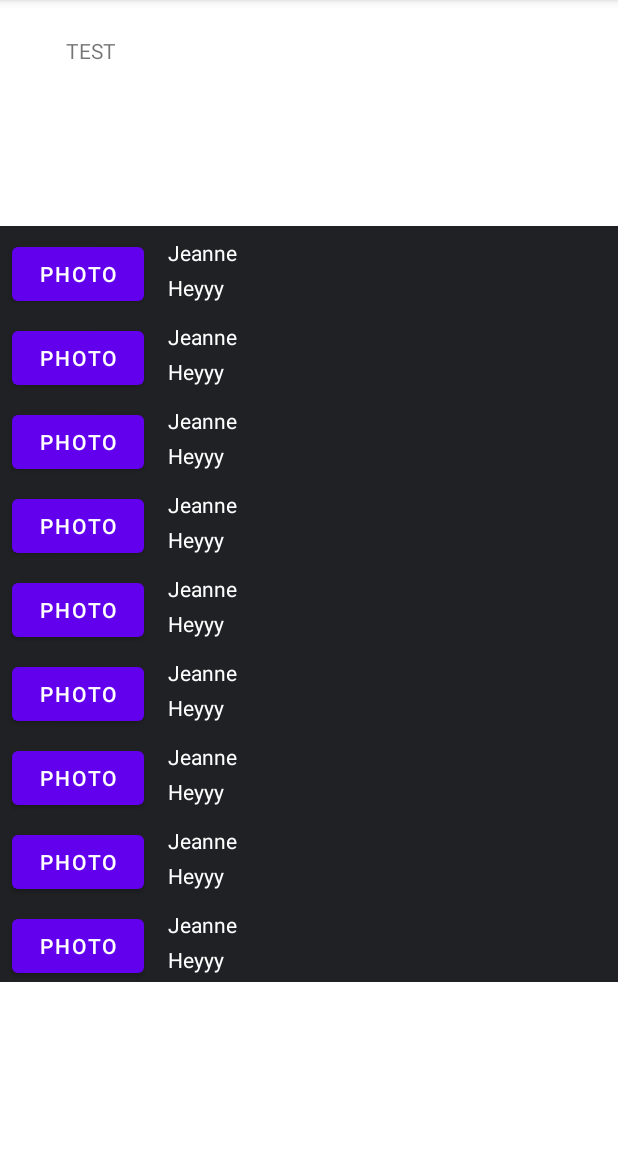
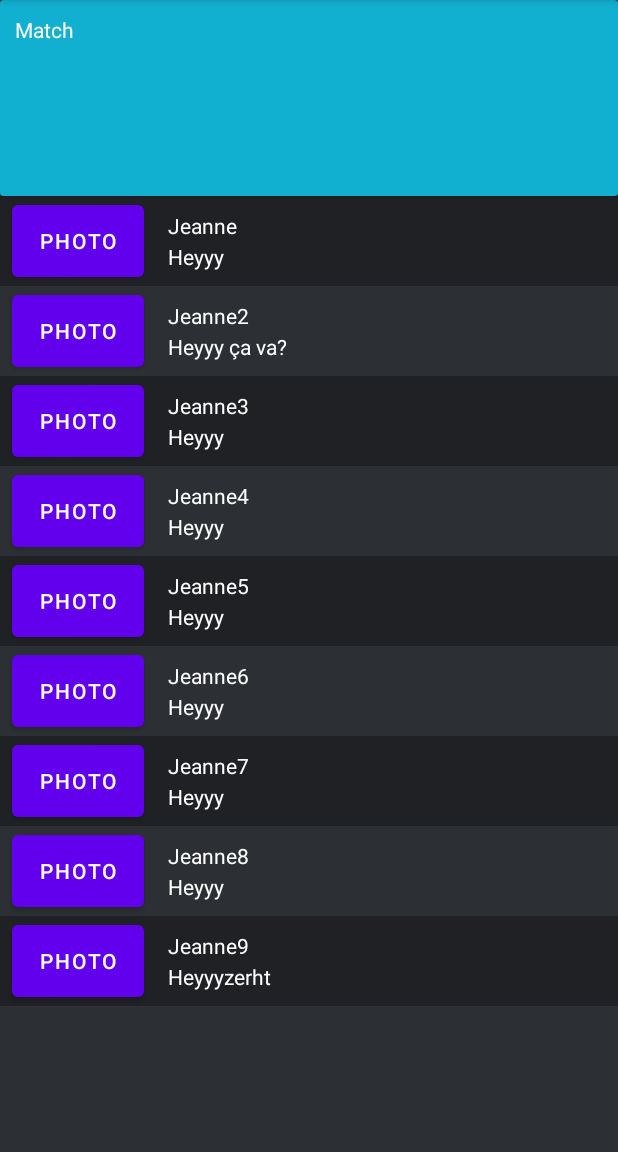
Before and after one commit to Lootin-IGM/Front, an Android app: the screen it shows after launch (ChatManagerActivity), on a phone screen of 412 x 824 dp, the part 84-1236 px from its top. Run offline under Robolectric (Android 15) with nearby library versions, the phone set to English and light mode, and no system bars; libraries missing offline, so code that uses them is left out: iammert.com.expandablelib; plain views replace ExpandableLayout; 6 statements that could not run were skipped.

Commit message:
feat: matches recyclerView. (next step: adding CircleView to each recyclerView)

```diff
--- a/app/src/main/java/fr/uge/lootin/chat_manager/ChatManagerActivity.kt
+++ b/app/src/main/java/fr/uge/lootin/chat_manager/ChatManagerActivity.kt
@@ -22,18 +22,27 @@ class ChatManagerActivity : AppCompatActivity() {
 
         val list_messages = ArrayList<PreviewMessage>()
         list_messages.add(PreviewMessage("Heyyy", "Jeanne"))
-        list_messages.add(PreviewMessage("Heyyy", "Jeanne2"))
+        list_messages.add(PreviewMessage("Heyyy ça va?", "Jeanne2"))
         list_messages.add(PreviewMessage("Heyyy", "Jeanne3"))
         list_messages.add(PreviewMessage("Heyyy", "Jeanne4"))
         list_messages.add(PreviewMessage("Heyyy", "Jeanne5"))
         list_messages.add(PreviewMessage("Heyyy", "Jeanne6"))
         list_messages.add(PreviewMessage("Heyyy", "Jeanne7"))
         list_messages.add(PreviewMessage("Heyyy", "Jeanne8"))
-        list_messages.add(PreviewMessage("Heyyy", "Jeanne9"))
+        list_messages.add(PreviewMessage("Heyyyzerht", "Jeanne9"))
         val previewMessagesAdapter = PreviewMessageAdapter(list_messages)
         var recyclerViewMessagePreview : RecyclerView = findViewById(R.id.previewMessagesId)
         recyclerViewMessagePreview.adapter = previewMessagesAdapter
         recyclerViewMessagePreview.layoutManager = GridLayoutManager(this, 1, RecyclerView.VERTICAL, false)
+
+        val list_matches = ArrayList<Match>()
+        for(i in 0..10)
+            list_matches.add(Match())
+        val matchesAdapter = MatchAdapter(list_matches)
+        var recyclerViewMatches : RecyclerView = findViewById(R.id.matchRecyclerView)
+        recyclerViewMatches.adapter = matchesAdapter
+        recyclerViewMatches.layoutManager = GridLayoutManager(this, 1, RecyclerView.HORIZONTAL, false)
+
     }
 
 
--- a/app/src/main/java/fr/uge/lootin/chat_manager/PreviewMessageAdapter.kt
+++ b/app/src/main/java/fr/uge/lootin/chat_manager/PreviewMessageAdapter.kt
@@ -27,14 +27,6 @@ class PreviewMessageAdapter (private var previewMessages: ArrayList<PreviewMessa
         val vh = ViewHolder(
                 LayoutInflater.from(parent.context).inflate(R.layout.preview_message_layout, parent, false)
         )
-        var color: Int
-        if (i % 2 == 0) {
-            color = Color.parseColor("#1F2124")
-        }
-        else {
-            color = Color.parseColor("#2C2F33")
-        }
-        vh.update(previewMessages.get(i).message, previewMessages.get(i).sender, color)
         return vh
     }
 
@@ -44,5 +36,14 @@ class PreviewMessageAdapter (private var previewMessages: ArrayList<PreviewMessa
 
     override fun onBindViewHolder(holder: ViewHolder, position: Int) {
 
+        var color: Int
+        if (position % 2 == 0) {
+            color = Color.parseColor("#1F2124")
+        }
+        else {
+            color = Color.parseColor("#2C2F33")
+        }
+        holder.update(previewMessages[position].message, previewMessages[position].sender, color)
+
     }
 }
--- a/app/src/main/res/layout/activity_chat_manager.xml
+++ b/app/src/main/res/layout/activity_chat_manager.xml
@@ -4,21 +4,31 @@
     xmlns:tools="http://schemas.android.com/tools"
     android:layout_width="match_parent"
     android:layout_height="match_parent"
+    android:background="#2C2F33"
     tools:context=".chat_manager.ChatManagerActivity">
 
+    <androidx.cardview.widget.CardView
+        android:layout_width="0dp"
+        android:layout_height="0dp"
+        android:background="#12B0D0"
+        app:cardBackgroundColor="#12B0D0"
+        app:layout_constraintBottom_toTopOf="@+id/header_guideline"
+        app:layout_constraintEnd_toEndOf="parent"
+        app:layout_constraintStart_toStartOf="parent"
+        app:layout_constraintTop_toTopOf="parent" />
     <androidx.constraintlayout.widget.Guideline
         android:id="@+id/header_guideline"
         android:layout_width="wrap_content"
         android:layout_height="wrap_content"
         android:orientation="horizontal"
-        app:layout_constraintGuide_percent="0.09"/>
+        app:layout_constraintGuide_percent="0.17" />
 
     <androidx.constraintlayout.widget.Guideline
         android:id="@+id/match_guideline"
         android:layout_width="wrap_content"
         android:layout_height="wrap_content"
         android:orientation="horizontal"
-        app:layout_constraintGuide_begin="151dp" />
+        app:layout_constraintGuide_percent="0.17" />
 
     <iammert.com.expandablelib.ExpandableLayout
         android:id="@+id/expandable_layout"
@@ -33,12 +43,15 @@
         app:parentLayout="@layout/layout_expandable_parent" />
 
     <TextView
-        android:id="@+id/textView"
-        android:layout_width="324dp"
-        android:layout_height="22dp"
-        android:text="TEST"
-        app:layout_constraintBottom_toTopOf="@+id/header_guideline"
-        app:layout_constraintEnd_toEndOf="parent"
+        android:id="@+id/match_title"
+        android:translationZ="10dp"
+        android:layout_width="wrap_content"
+        android:layout_height="wrap_content"
+        android:layout_marginStart="10dp"
+        android:layout_marginLeft="10dp"
+        android:layout_marginTop="10dp"
+        android:text="Match"
+        android:textColor="#FFFFFF"
         app:layout_constraintStart_toStartOf="parent"
         app:layout_constraintTop_toTopOf="parent" />
 
@@ -51,5 +64,17 @@
         app:layout_constraintStart_toStartOf="parent"
         app:layout_constraintTop_toTopOf="@+id/match_guideline" />
 
+    <androidx.recyclerview.widget.RecyclerView
+        android:id="@+id/matchRecyclerView"
+        android:layout_width="0dp"
+        android:layout_height="0dp"
+        android:translationZ="10dp"
+        app:layout_constraintBottom_toTopOf="@id/header_guideline"
+        app:layout_constraintEnd_toEndOf="parent"
+        app:layout_constraintStart_toStartOf="parent"
+        app:layout_constraintTop_toBottomOf="@+id/match_title" />
+
+
+
 
 </androidx.constraintlayout.widget.ConstraintLayout>
--- a/app/src/main/res/layout/preview_message_layout.xml
+++ b/app/src/main/res/layout/preview_message_layout.xml
@@ -13,10 +13,10 @@
         android:layout_height="wrap_content"
         android:layout_marginStart="16dp"
         android:layout_marginLeft="16dp"
-        android:layout_marginTop="8dp"
+        android:layout_marginTop="10dp"
         android:text="TextView"
         android:textColor="#FFFFFF"
-        app:layout_constraintStart_toEndOf="@+id/photo"
+        app:layout_constraintStart_toEndOf="@+id/conversation_photo"
         app:layout_constraintTop_toTopOf="parent" />
 
     <TextView
@@ -25,20 +25,20 @@
         android:layout_height="wrap_content"
         android:layout_marginStart="16dp"
         android:layout_marginLeft="16dp"
-        android:layout_marginTop="4dp"
+        android:layout_marginBottom="10dp"
         android:text="TextView"
         android:textColor="#FFFFFF"
-        app:layout_constraintStart_toEndOf="@+id/photo"
-        app:layout_constraintTop_toBottomOf="@+id/pseudo" />
+        app:layout_constraintBottom_toBottomOf="parent"
+        app:layout_constraintStart_toEndOf="@+id/conversation_photo" />
 
     <Button
-        android:id="@+id/photo"
+        android:id="@+id/conversation_photo"
         android:layout_width="wrap_content"
-        android:layout_height="wrap_content"
+        android:layout_height="60dp"
         android:layout_marginStart="8dp"
         android:layout_marginLeft="8dp"
-        android:layout_marginTop="8dp"
         android:text="photo"
+        app:layout_constraintBottom_toBottomOf="parent"
         app:layout_constraintStart_toStartOf="parent"
         app:layout_constraintTop_toTopOf="parent" />
 </androidx.constraintlayout.widget.ConstraintLayout>
```
